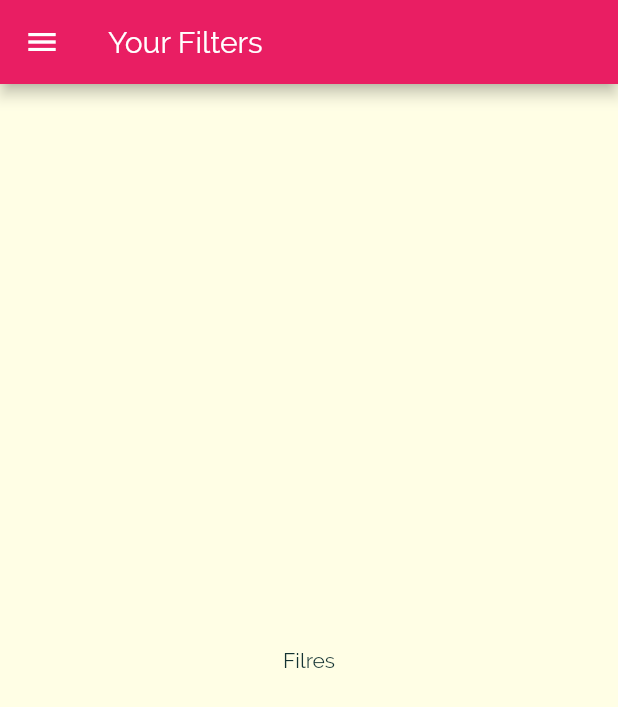
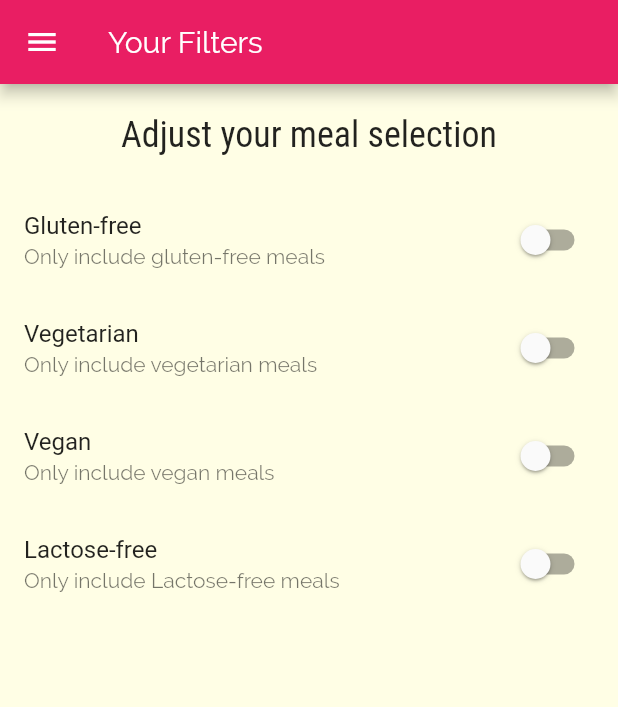
Before and after one commit to mvgmenezes/receipt_app, a Flutter app: the FilterScreen screen opened by its route, on a phone screen of 412 x 824 dp. Shown: the top 707 px of the screen. Run offline on Flutter 3.47's test engine with Material 2 defaults, Android fonts, the phone set to English and light mode, and no system bars.

Commit message:
Creating the filters_screen

```diff
--- a/lib/screens/filters_screen.dart
+++ b/lib/screens/filters_screen.dart
@@ -1,16 +1,83 @@
 import 'package:flutter/material.dart';
 import 'package:recipe_app/widgets/main_drawer.dart';
 
-class FilterScreen extends StatelessWidget {
+class FilterScreen extends StatefulWidget {
   static const routeName = '/filtes';
+
+  @override
+  _FilterScreenState createState() => _FilterScreenState();
+}
+
+class _FilterScreenState extends State<FilterScreen> {
+  var _glutenFree= false;
+  var _vegetarianFree= false;
+  var _vegan= false;
+  var _lactoseFree= false;
+
+  Widget _buildSwitchListTile(String title, String subtitle, bool currentValue, Function updateValue) {
+    return SwitchListTile(
+      title: Text(title),
+      value: currentValue,
+      subtitle: Text(subtitle),
+      onChanged: updateValue
+    );
+  }
+
   @override
   Widget build(BuildContext context) {
     return Scaffold(
       appBar: AppBar(title: Text('Your Filters'),),
       drawer: MainDrawer(),
-      body: Center(
-        child: Text('Filres'),
-      ),
+      body: Column(children: <Widget>[
+        Container(
+          padding: EdgeInsets.all(20),
+          child: Text('Adjust your meal selection', style: Theme.of(context).textTheme.headline6,),
+        ),
+        Expanded(
+          child: ListView(children: <Widget>[
+            _buildSwitchListTile(
+                'Gluten-free',
+                'Only include gluten-free meals',
+                _glutenFree,
+                (newValue) {
+                  setState(() {
+                    _glutenFree = newValue;
+                  });
+                }
+            ),
+            _buildSwitchListTile(
+                'Vegetarian',
+                'Only include vegetarian meals',
+                _vegetarianFree,
+                    (newValue) {
+                  setState(() {
+                    _vegetarianFree = newValue;
+                  });
+                }
+            ),
+            _buildSwitchListTile(
+                'Vegan',
+                'Only include vegan meals',
+                _vegan,
+                    (newValue) {
+                  setState(() {
+                    _vegan = newValue;
+                  });
+                }
+            ),
+            _buildSwitchListTile(
+                'Lactose-free',
+                'Only include Lactose-free meals',
+                _lactoseFree,
+                    (newValue) {
+                  setState(() {
+                    _lactoseFree = newValue;
+                  });
+                }
+            ),
+          ],),
+        )
+      ],)
     );
   }
 }
```
